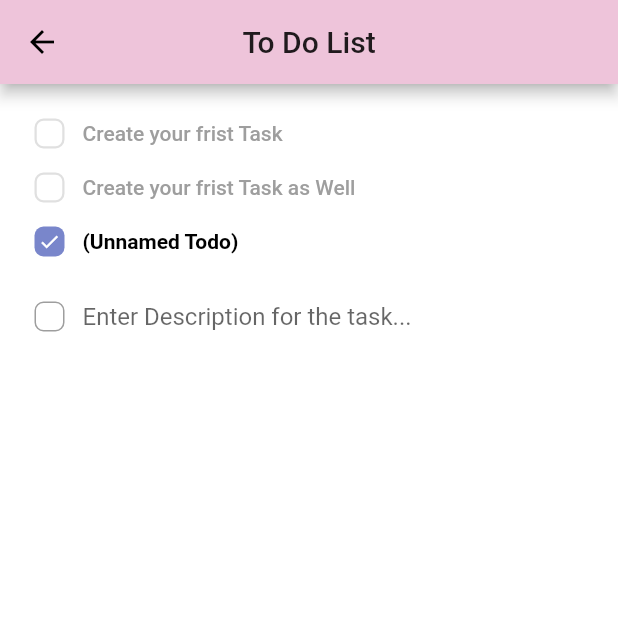
After one commit to buey1998/api_tast, a Flutter app: the screen it shows after launch, after a tap on "To do List", on a phone screen of 412 x 824 dp, the top half of it. The commit adds this screen. Run offline on Flutter 3.47's test engine with Material 2 defaults, Android fonts, the phone set to English and light mode, and no system bars; our stand-ins replace sqflite; missing offline and left inert: dart:ffi; accounts and stored records are empty.

Commit message:
first commit

```diff
--- /dev/null
+++ b/lib/Model/task.dart
@@ -0,0 +1,14 @@
+class Task {
+  final int id;
+  final String title;
+  final String description;
+  Task({this.id, this.title, this.description});
+
+  Map<String, dynamic> toMap() {
+    return {
+      'id': id,
+      'title': title,
+      'description': description,
+    };
+  }
+}
--- /dev/null
+++ b/lib/Model/todo.dart
@@ -0,0 +1,10 @@
+class Todo {
+  final int id;
+  final String title;
+  final int isDone;
+  Todo({this.id, this.title, this.isDone});
+
+  Map<String, dynamic> tomap() {
+    return {'id': id, 'title': title, 'isDone': isDone};
+  }
+}
--- /dev/null
+++ b/lib/database_sql.dart
@@ -0,0 +1,34 @@
+import 'dart:ffi';
+
+import 'package:flutter_application_test/Model/task.dart';
+import 'package:path/path.dart';
+import 'package:sqflite/sqflite.dart';
+import 'package:sqflite/sqlite_api.dart';
+
+class DatabaseSQL {
+  Future<Database> database() async {
+    return openDatabase(
+      join(await getDatabasesPath(), 'todoList.db'),
+      onCreate: (db, version) {
+        // Run the CREATE TABLE statement on the database.
+        return db.execute(
+          "CREATE TABLE task(id INTEGER PRIMARY KEY, title TEXT, description INTEGER)",
+        );
+      },
+      version: 1
+    );
+  }
+
+  Future<int> insertTask(Task task) async {
+    int taskId = 0;
+    Database _db = await database();
+    await _db
+        .insert('tasks', task.toMap(),
+            conflictAlgorithm: ConflictAlgorithm.replace)
+        .then((value) {
+      taskId = value;
+    });
+    return taskId;
+  }
+
+}
--- a/lib/main.dart
+++ b/lib/main.dart
@@ -1,6 +1,7 @@
 import 'package:flutter/material.dart';
 import 'package:flutter_application_test/calculator.dart';
 import 'package:flutter_application_test/listName.dart';
+import 'package:flutter_application_test/todoList.dart';
 
 void main() {
   runApp(MyApp());
@@ -51,6 +52,28 @@ class _ListTodoState extends State<ListTodo> {
                 child: Row(
                   mainAxisAlignment: MainAxisAlignment.center,
                   children: [
+                    Text('To do List'),
+                    Padding(
+                      padding: const EdgeInsets.all(8.0),
+                      child: Icon(Icons.list),
+                    )
+                  ],
+                ),
+              ),
+              onTap: () {
+                Navigator.push(context,
+                    MaterialPageRoute(builder: (context) => TodoList()));
+              },
+            ),
+            Divider(),
+            GestureDetector(
+              child: Container(
+                width: double.infinity,
+                height: 80,
+                color: Colors.amberAccent,
+                child: Row(
+                  mainAxisAlignment: MainAxisAlignment.center,
+                  children: [
                     Text('Calculator'),
                     Padding(
                       padding: const EdgeInsets.all(8.0),
--- /dev/null
+++ b/lib/todoList.dart
@@ -0,0 +1,108 @@
+import 'package:flutter/material.dart';
+
+class TodoList extends StatefulWidget {
+  TodoList({Key key}) : super(key: key);
+
+  @override
+  _TodoListState createState() => _TodoListState();
+}
+
+class _TodoListState extends State<TodoList> {
+  @override
+  Widget build(BuildContext context) {
+    return Scaffold(
+      backgroundColor: Colors.white,
+      appBar: AppBar(
+        title: Text('To Do List'),
+        centerTitle: true,
+      ),
+      body: Padding(
+        padding: const EdgeInsets.all(15.0),
+        child: ListView(
+          children: [
+            TodoWidger(
+              text: 'Create your frist Task',
+              isDone: false,
+            ),
+            TodoWidger(
+              text: 'Create your frist Task as Well',
+              isDone: false,
+            ),
+            TodoWidger(
+              isDone: true,
+            ),
+            Padding(
+              padding: const EdgeInsets.all(8.0),
+              child: Row(
+                children: [
+                  Container(
+                    width: 20,
+                    height: 20,
+                    margin: EdgeInsets.only(right: 12),
+                    decoration: BoxDecoration(
+                        border: Border.all(color: Colors.grey),
+                        borderRadius: BorderRadius.circular(6.0)),
+                  ),
+                  Expanded(
+                    child: TextField(
+                      decoration: InputDecoration(
+                          border: InputBorder.none,
+                          hintText: 'Enter Description for the task...'),
+                          // onSubmitted: (value){
+                          //   if (value != '') {
+
+                          //   }
+                          // },
+                    ),
+                  ),
+                ],
+              ),
+            ),
+          ],
+        ),
+      ),
+    );
+  }
+}
+
+class TodoWidger extends StatelessWidget {
+  // const TodoWidger({Key key}) : super(key: key);
+  final String text;
+  final bool isDone;
+  TodoWidger({@required this.isDone, this.text});
+
+  @override
+  Widget build(BuildContext context) {
+    return Container(
+      child: Padding(
+        padding: const EdgeInsets.all(8.0),
+        child: Row(
+          children: [
+            Container(
+              width: 20,
+              height: 20,
+              margin: EdgeInsets.only(right: 12),
+              decoration: BoxDecoration(
+                  border: isDone
+                      ? null
+                      : Border.all(color: Colors.grey[300], width: 1.5),
+                  color: isDone ? Colors.indigo[300] : Colors.transparent,
+                  borderRadius: BorderRadius.circular(6.0)),
+              child: Icon(
+                Icons.check,
+                size: 15,
+                color: Colors.white,
+              ),
+            ),
+            Text(
+              text ?? '(Unnamed Todo)',
+              style: TextStyle(
+                  color: isDone ? Colors.black : Colors.grey,
+                  fontWeight: isDone ? FontWeight.bold : FontWeight.w500),
+            )
+          ],
+        ),
+      ),
+    );
+  }
+}
--- a/pubspec.yaml
+++ b/pubspec.yaml
@@ -28,6 +28,8 @@ dependencies:
   # The following adds the Cupertino Icons font to your application.
   # Use with the CupertinoIcons class for iOS style icons.
   cupertino_icons: ^1.0.2
+  sqflite:
+  path:
 
 dev_dependencies:
   flutter_test:
```
Also changed, not shown: pubspec.lock.
